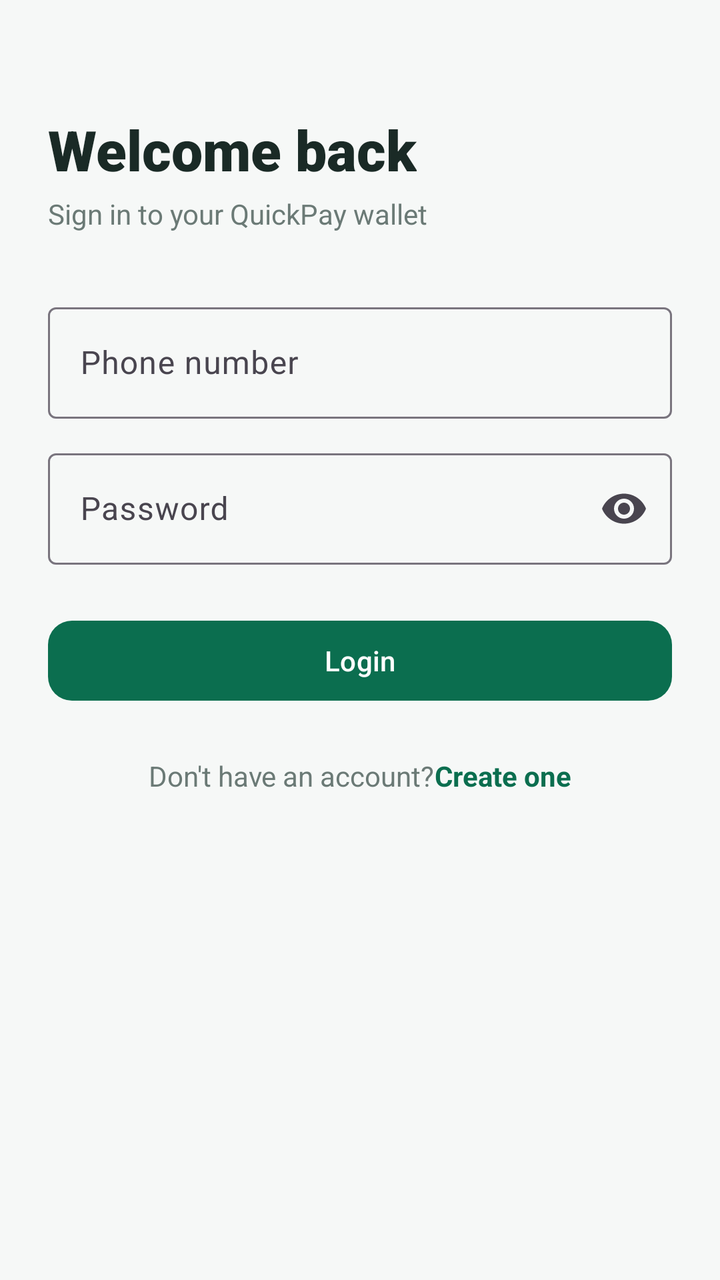
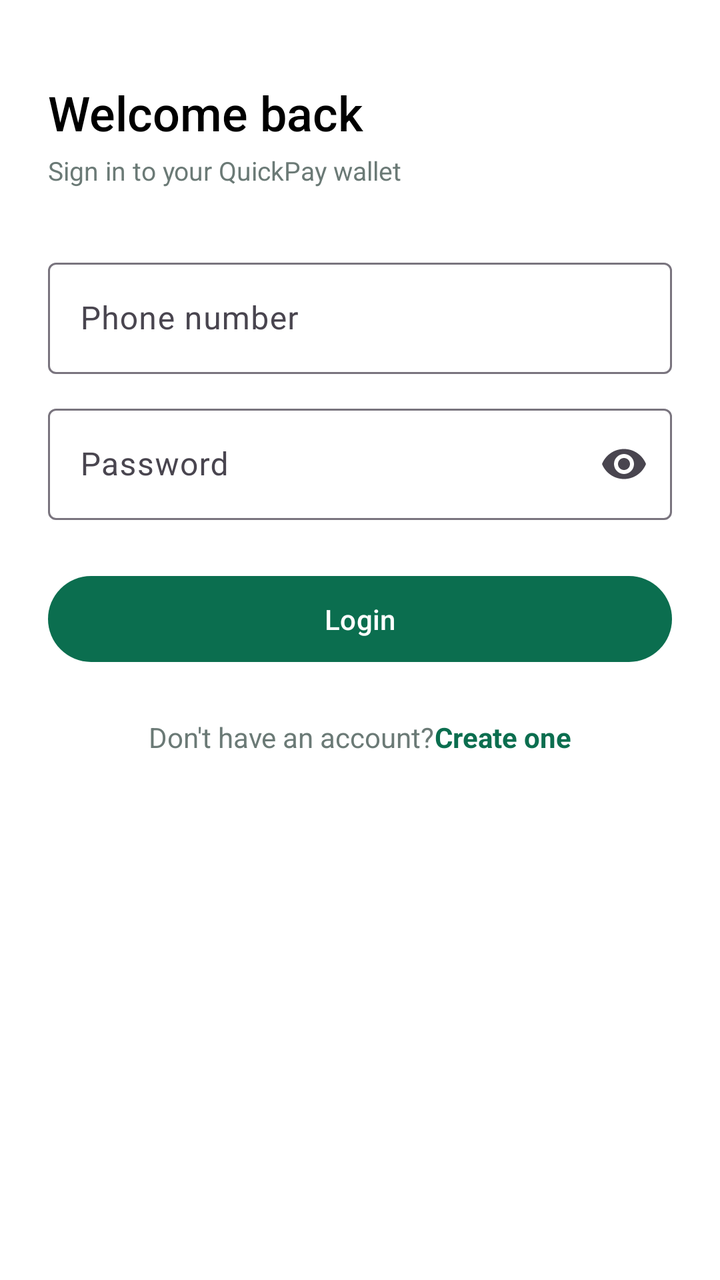

Compare the two renders of this Android layout. The source of the first and the diff that turns it into the second are given below.
<!-- AndroidManifest.xml: application theme Theme.QuickPay -->
<!-- res/layout/fragment_login.xml -->
<?xml version="1.0" encoding="utf-8"?>
<ScrollView xmlns:android="http://schemas.android.com/apk/res/android"
    xmlns:app="http://schemas.android.com/apk/res-auto"
    android:layout_width="match_parent"
    android:layout_height="match_parent"
    android:background="@color/bg"
    android:fillViewport="true">

    <LinearLayout
        android:layout_width="match_parent"
        android:layout_height="wrap_content"
        android:orientation="vertical"
        android:padding="24dp">

        <TextView
            android:layout_width="wrap_content"
            android:layout_height="wrap_content"
            android:layout_marginTop="32dp"
            android:fontFamily="sans-serif-black"
            android:text="@string/login_title"
            android:textColor="@color/text_primary"
            android:textSize="28sp" />

        <TextView
            android:layout_width="wrap_content"
            android:layout_height="wrap_content"
            android:layout_marginTop="4dp"
            android:text="@string/login_subtitle"
            android:textColor="@color/text_secondary"
            android:textSize="14sp" />

        <com.google.android.material.textfield.TextInputLayout
            android:id="@+id/phoneInputLayout"
            style="@style/Widget.Material3.TextInputLayout.OutlinedBox"
            android:layout_width="match_parent"
            android:layout_height="wrap_content"
            android:layout_marginTop="32dp"
            android:hint="@string/login_phone_label">

            <com.google.android.material.textfield.TextInputEditText
                android:id="@+id/phoneInput"
                android:layout_width="match_parent"
                android:layout_height="wrap_content"
                android:inputType="phone"
                android:maxLines="1" />
        </com.google.android.material.textfield.TextInputLayout>

        <com.google.android.material.textfield.TextInputLayout
            android:id="@+id/passwordInputLayout"
            style="@style/Widget.Material3.TextInputLayout.OutlinedBox"
            android:layout_width="match_parent"
            android:layout_height="wrap_content"
            android:layout_marginTop="12dp"
            android:hint="@string/login_password_label"
            app:endIconMode="password_toggle">

            <com.google.android.material.textfield.TextInputEditText
                android:id="@+id/passwordInput"
                android:layout_width="match_parent"
                android:layout_height="wrap_content"
                android:inputType="textPassword"
                android:maxLines="1" />
        </com.google.android.material.textfield.TextInputLayout>

        <com.google.android.material.button.MaterialButton
            android:id="@+id/loginButton"
            android:layout_width="match_parent"
            android:layout_height="wrap_content"
            android:layout_marginTop="24dp"
            android:text="@string/login_button"
            android:textAllCaps="false"
            app:cornerRadius="12dp" />

        <com.google.android.material.progressbar.CircularProgressIndicator
            android:id="@+id/loginProgress"
            android:layout_width="wrap_content"
            android:layout_height="wrap_content"
            android:layout_gravity="center_horizontal"
            android:layout_marginTop="16dp"
            android:indeterminate="true"
            android:visibility="gone" />

        <LinearLayout
            android:layout_width="match_parent"
            android:layout_height="wrap_content"
            android:layout_marginTop="24dp"
            android:gravity="center"
            android:orientation="horizontal">

            <TextView
                android:layout_width="wrap_content"
                android:layout_height="wrap_content"
                android:text="@string/login_no_account"
                android:textColor="@color/text_secondary"
                android:textSize="14sp" />

            <TextView
                android:id="@+id/registerLink"
                android:layout_width="wrap_content"
                android:layout_height="wrap_content"
                android:text="@string/login_register_link"
                android:textColor="@color/primary"
                android:textSize="14sp"
                android:textStyle="bold" />
        </LinearLayout>

    </LinearLayout>
</ScrollView>
<!-- resources referenced by this layout -->
<resources>
  <color name="bg">#F6F8F7</color>
  <color name="primary">#0B6E4F</color>
  <color name="text_primary">#1A2A26</color>
  <color name="text_secondary">#6B7A76</color>
  <string name="login_button">Login</string>
  <string name="login_no_account">Don\'t have an account?</string>
  <string name="login_password_label">Password</string>
  <string name="login_phone_label">Phone number</string>
  <string name="login_register_link">Create one</string>
  <string name="login_subtitle">Sign in to your QuickPay wallet</string>
  <string name="login_title">Welcome back</string>
  <style name="Theme.QuickPay" parent="Base.Theme.QuickPay" />
  <style name="Base.Theme.QuickPay" parent="Theme.Material3.DayNight.NoActionBar">
          <item name="colorPrimary">@color/primary</item>
          <item name="colorOnPrimary">@color/white</item>
          <item name="colorPrimaryContainer">@color/primary_light</item>
          <item name="colorOnPrimaryContainer">@color/primary_dark</item>
          <item name="colorSecondary">@color/accent</item>
          <item name="android:colorBackground">@color/bg</item>
          <item name="colorSurface">@color/bg</item>
          <item name="colorOnSurface">@color/text_primary</item>
      </style>
  <color name="white">#FFFFFFFF</color>
  <color name="primary_light">#E6F4EF</color>
  <color name="primary_dark">#084C37</color>
  <color name="accent">#F2B632</color>
</resources>

<!-- the commit's change to res/layout/fragment_login.xml (unified diff, before → after) -->
@@ -3,7 +3,7 @@
     xmlns:app="http://schemas.android.com/apk/res-auto"
     android:layout_width="match_parent"
     android:layout_height="match_parent"
-    android:background="@color/bg"
+    android:background="@color/white"
     android:fillViewport="true">
 
     <LinearLayout
@@ -15,11 +15,11 @@
         <TextView
             android:layout_width="wrap_content"
             android:layout_height="wrap_content"
-            android:layout_marginTop="32dp"
-            android:fontFamily="sans-serif-black"
+            android:layout_marginTop="16dp"
+            android:fontFamily="sans-serif-medium"
             android:text="@string/login_title"
-            android:textColor="@color/text_primary"
-            android:textSize="28sp" />
+            android:textColor="@color/black"
+            android:textSize="24sp" />
 
         <TextView
             android:layout_width="wrap_content"
@@ -27,7 +27,7 @@
             android:layout_marginTop="4dp"
             android:text="@string/login_subtitle"
             android:textColor="@color/text_secondary"
-            android:textSize="14sp" />
+            android:textSize="13sp" />
 
         <com.google.android.material.textfield.TextInputLayout
             android:id="@+id/phoneInputLayout"
@@ -69,7 +69,9 @@
             android:layout_marginTop="24dp"
             android:text="@string/login_button"
             android:textAllCaps="false"
-            app:cornerRadius="12dp" />
+            android:minHeight="48dp"
+            android:paddingHorizontal="20dp"
+            android:paddingVertical="12dp" />
 
         <com.google.android.material.progressbar.CircularProgressIndicator
             android:id="@+id/loginProgress"
<!-- resource entries referenced after the edit -->
@@ -1,9 +1,9 @@
 <!-- resources referenced by this layout -->
 <resources>
-  <color name="bg">#F6F8F7</color>
+  <color name="black">#FF000000</color>
   <color name="primary">#0B6E4F</color>
-  <color name="text_primary">#1A2A26</color>
   <color name="text_secondary">#6B7A76</color>
+  <color name="white">#FFFFFFFF</color>
   <string name="login_button">Login</string>
   <string name="login_no_account">Don\'t have an account?</string>
   <string name="login_password_label">Password</string>
@@ -22,9 +22,10 @@
           <item name="colorSurface">@color/bg</item>
           <item name="colorOnSurface">@color/text_primary</item>
       </style>
-  <color name="white">#FFFFFFFF</color>
   <color name="primary_light">#E6F4EF</color>
   <color name="primary_dark">#084C37</color>
   <color name="accent">#F2B632</color>
+  <color name="bg">#F6F8F7</color>
+  <color name="text_primary">#1A2A26</color>
 </resources>
 
